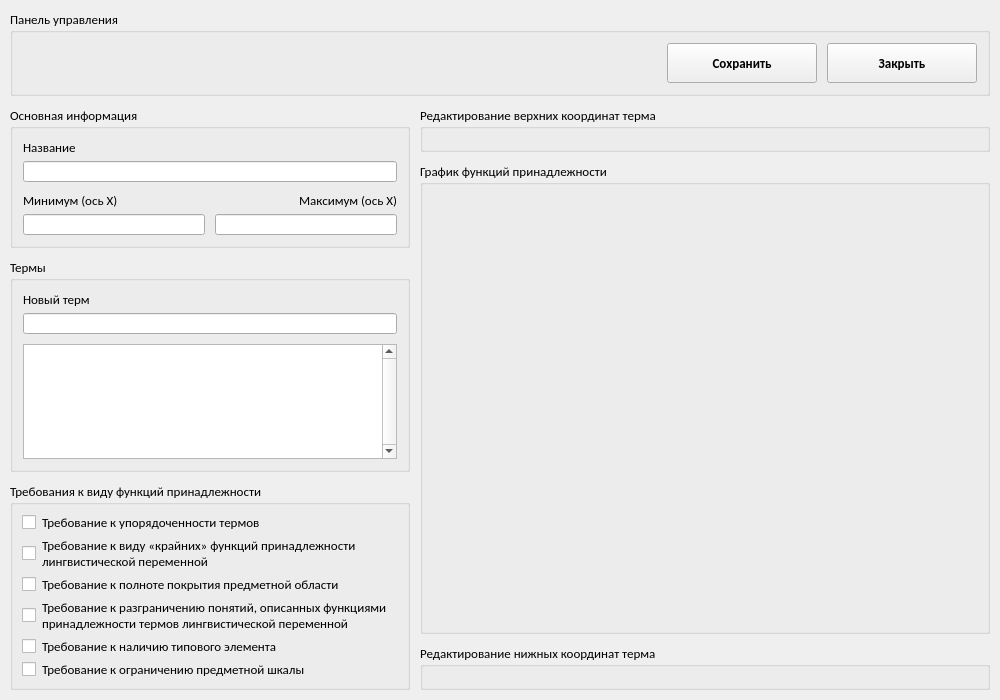
Above: ui/lp_editor_window.ui from WeeIIer/ECG-monitoring-system before the change. Below: the same form after it.
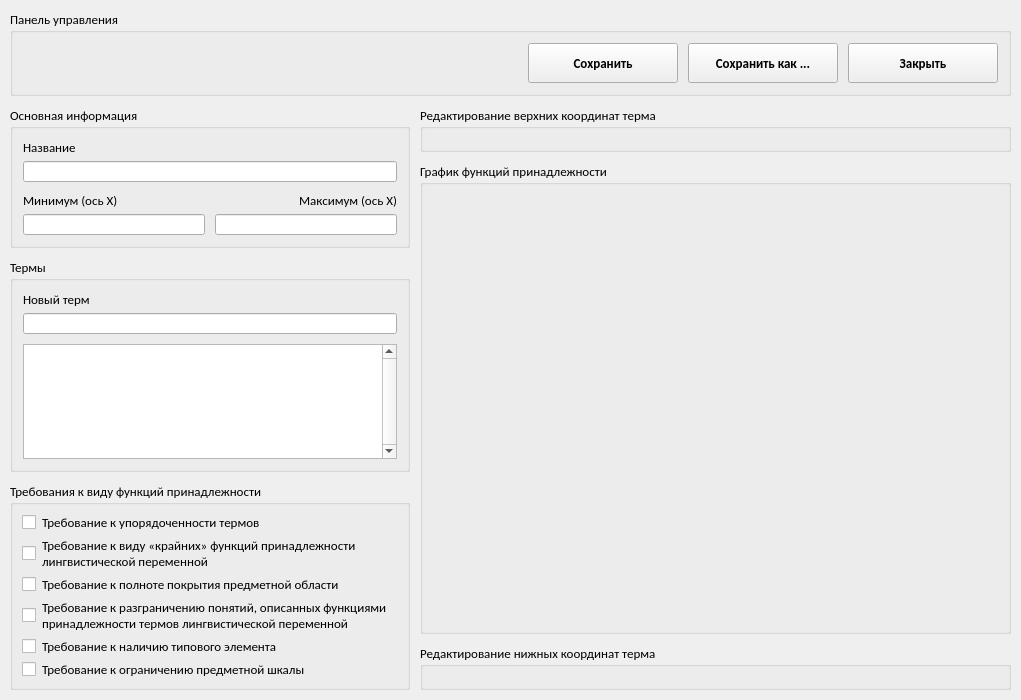
That is the form after the change.

What changed in the file:
```diff
--- a/ui/lp_editor_window.ui
+++ b/ui/lp_editor_window.ui
@@ -6,7 +6,7 @@
    <rect>
     <x>0</x>
     <y>0</y>
-    <width>1000</width>
+    <width>1021</width>
     <height>700</height>
    </rect>
   </property>
@@ -133,6 +133,41 @@
         </property>
        </widget>
       </item>
+      <item>
+       <widget class="QPushButton" name="button_save_as">
+        <property name="sizePolicy">
+         <sizepolicy hsizetype="Minimum" vsizetype="Fixed">
+          <horstretch>0</horstretch>
+          <verstretch>0</verstretch>
+         </sizepolicy>
+        </property>
+        <property name="minimumSize">
+         <size>
+          <width>150</width>
+          <height>40</height>
+         </size>
+        </property>
+        <property name="font">
+         <font>
+          <pointsize>10</pointsize>
+          <weight>75</weight>
+          <bold>true</bold>
+         </font>
+        </property>
+        <property name="cursor">
+         <cursorShape>PointingHandCursor</cursorShape>
+        </property>
+        <property name="text">
+         <string>Сохранить как ...</string>
+        </property>
+        <property name="iconSize">
+         <size>
+          <width>24</width>
+          <height>24</height>
+         </size>
+        </property>
+       </widget>
+      </item>
       <item>
        <widget class="QPushButton" name="button_exit">
         <property name="sizePolicy">
```
